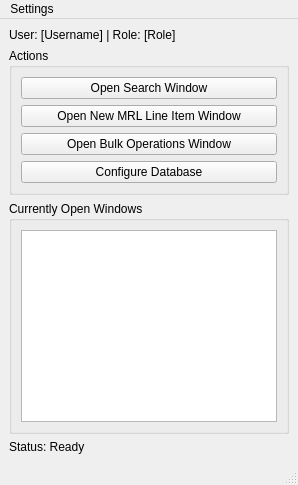
Above: interface/python/main_window.ui from glamberson/V2X-ExtLogDB before the change. Below: the same form after it.
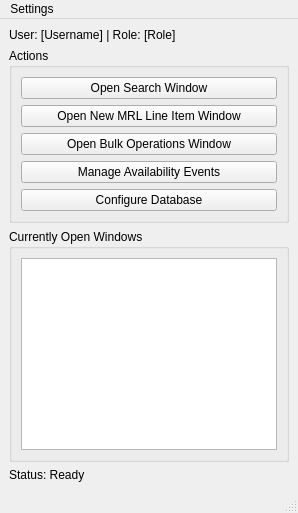
That is the form after the change.

```diff
--- a/interface/python/main_window.ui
+++ b/interface/python/main_window.ui
@@ -43,6 +43,13 @@
          </property>
         </widget>
        </item>
+	   <item>
+	    <widget class="QPushButton" name="openAvailabilityEventsButton">
+         <property name="text">
+	      <string>Manage Availability Events</string>
+	     </property>
+		</widget>
+	   </item>
        <!-- New Configuration Button -->
        <item>
         <widget class="QPushButton" name="configurationButton">
```
